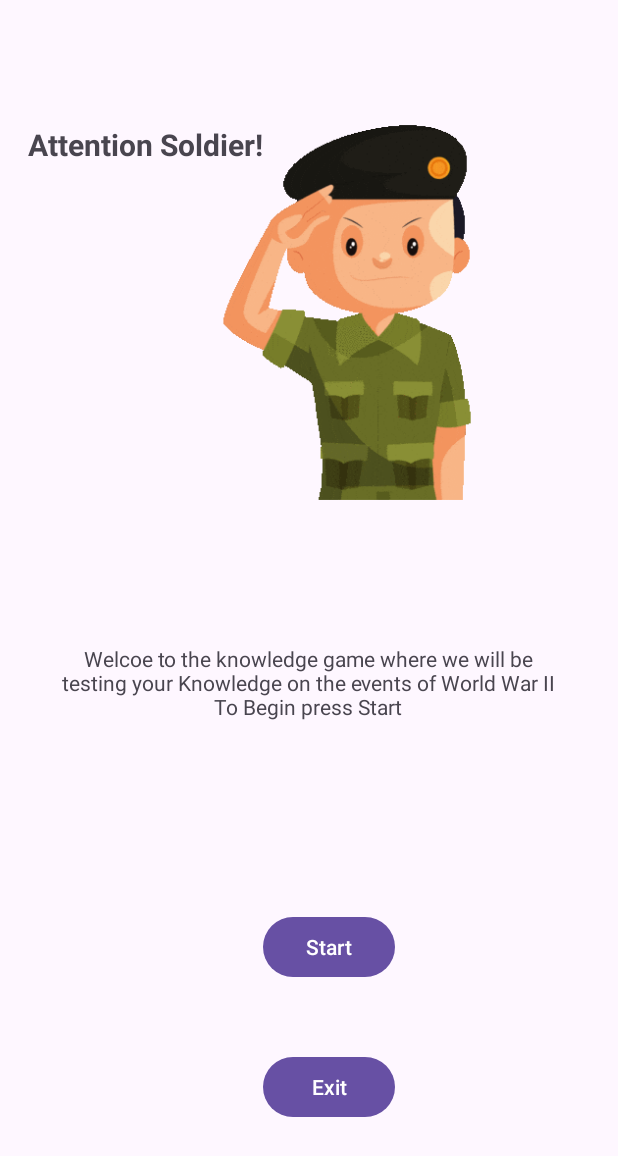
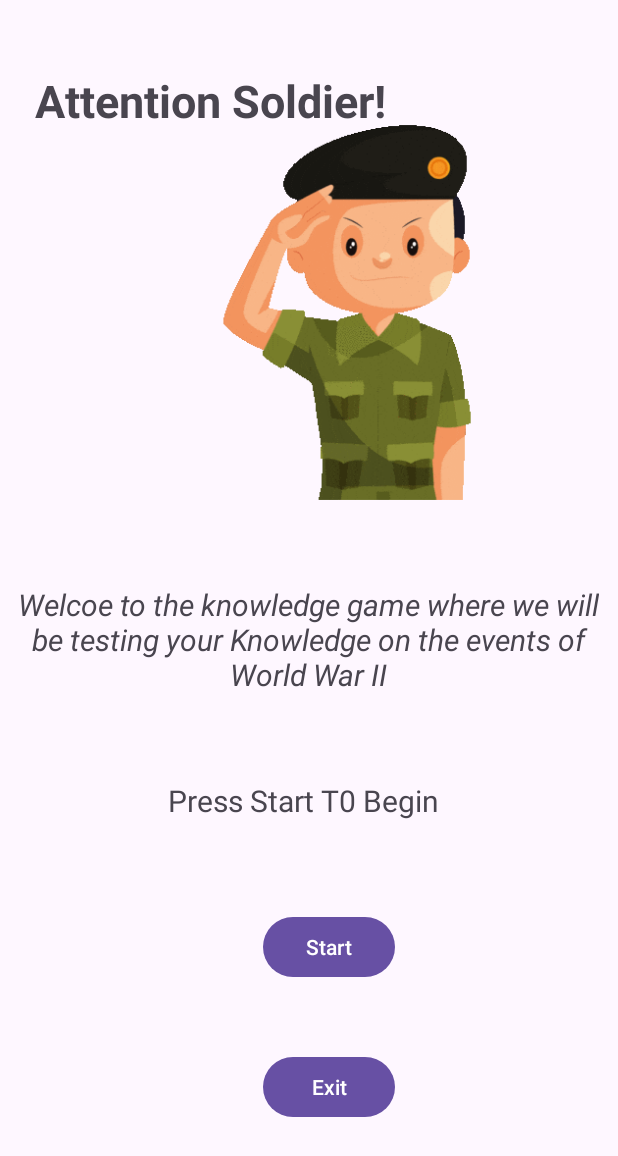
Before and after one commit to StephenChristie12345/TestYourknowledge, an Android app: the screen it shows after launch (MainActivity), on a phone screen of 412 x 824 dp. Shown: the top 1156 px of the screen. Run offline under Robolectric (Android 15) with nearby library versions, the phone set to English and light mode, and no system bars.

Commit message:
fixed up on textviews and imageViews spacing  Addded images

```diff
--- a/app/build.gradle.kts
+++ b/app/build.gradle.kts
@@ -48,4 +48,5 @@ dependencies {
     androidTestImplementation(libs.androidx.espresso.core)
 
 
+
 }
--- a/app/src/main/java/com/example/testyourknowledge/MainActivity.kt
+++ b/app/src/main/java/com/example/testyourknowledge/MainActivity.kt
@@ -26,6 +26,8 @@ class MainActivity : AppCompatActivity() {
         val imageView = findViewById<ImageView>(R.id.imageView2)
 
 
+
+
         welcomeMessage.text = "Attention Soldier!"
 
 
--- a/app/src/main/res/layout/activity_main.xml
+++ b/app/src/main/res/layout/activity_main.xml
@@ -10,32 +10,33 @@
 
     <TextView
         android:id="@+id/welcome_message"
-        android:layout_width="193dp"
-        android:layout_height="31dp"
+        android:layout_width="280dp"
+        android:layout_height="48dp"
         android:text="Attention Soldier!"
         android:textAlignment="center"
-        android:textSize="20dp"
+        android:textSize="30dp"
         android:textStyle="bold"
         app:layout_constraintBottom_toBottomOf="parent"
         app:layout_constraintEnd_toEndOf="parent"
         app:layout_constraintHorizontal_bias="0.0"
         app:layout_constraintStart_toStartOf="parent"
         app:layout_constraintTop_toTopOf="parent"
-        app:layout_constraintVertical_bias="0.104" />
+        app:layout_constraintVertical_bias="0.06" />
 
     <TextView
         android:id="@+id/description"
-        android:layout_width="334dp"
-        android:layout_height="97dp"
-        android:text="Welcoe to the knowledge game where we will be testing your Knowledge on the events of World War II
-        To Begin press Start"
+        android:layout_width="388dp"
+        android:layout_height="96dp"
+        android:text="Welcoe to the knowledge game where we will be testing your Knowledge on the events of World War II"
         android:textAlignment="center"
+        android:textSize="20dp"
+        android:textStyle="italic"
         app:layout_constraintBottom_toBottomOf="parent"
         app:layout_constraintEnd_toEndOf="parent"
-        app:layout_constraintHorizontal_bias="0.493"
+        app:layout_constraintHorizontal_bias="0.478"
         app:layout_constraintStart_toStartOf="parent"
         app:layout_constraintTop_toTopOf="parent"
-        app:layout_constraintVertical_bias="0.591" />
+        app:layout_constraintVertical_bias="0.535" />
 
     <Button
         android:id="@+id/Start_button"
@@ -73,5 +74,18 @@
         app:layout_constraintVertical_bias="0.098"
         app:srcCompat="@drawable/giphy" />
 
+    <TextView
+        android:id="@+id/textView"
+        android:layout_width="247dp"
+        android:layout_height="63dp"
+        android:text="Press Start T0 Begin"
+        android:textSize="20dp"
+        app:layout_constraintBottom_toBottomOf="parent"
+        app:layout_constraintEnd_toEndOf="parent"
+        app:layout_constraintHorizontal_bias="0.682"
+        app:layout_constraintStart_toStartOf="parent"
+        app:layout_constraintTop_toTopOf="parent"
+        app:layout_constraintVertical_bias="0.684" />
+
 
 </androidx.constraintlayout.widget.ConstraintLayout>
```
Also changed, not shown: app/src/main/res/layout/activity_question1.xml (+19 -6 lines), app/src/main/res/layout/activity_question2.xml (+14 -12 lines), app/src/main/res/layout/activity_question3.xml (+10 -10 lines), app/src/main/res/layout/activity_question4.xml (+20 -5 lines), app/src/main/res/layout/activity_question5.xml (+17 -5 lines), app/src/main/res/layout/activity_score.xml (+14 -1 lines), app/src/main/res/drawable/d.jpg (added), app/src/main/res/drawable/h.jpg (added), 1 other file.
